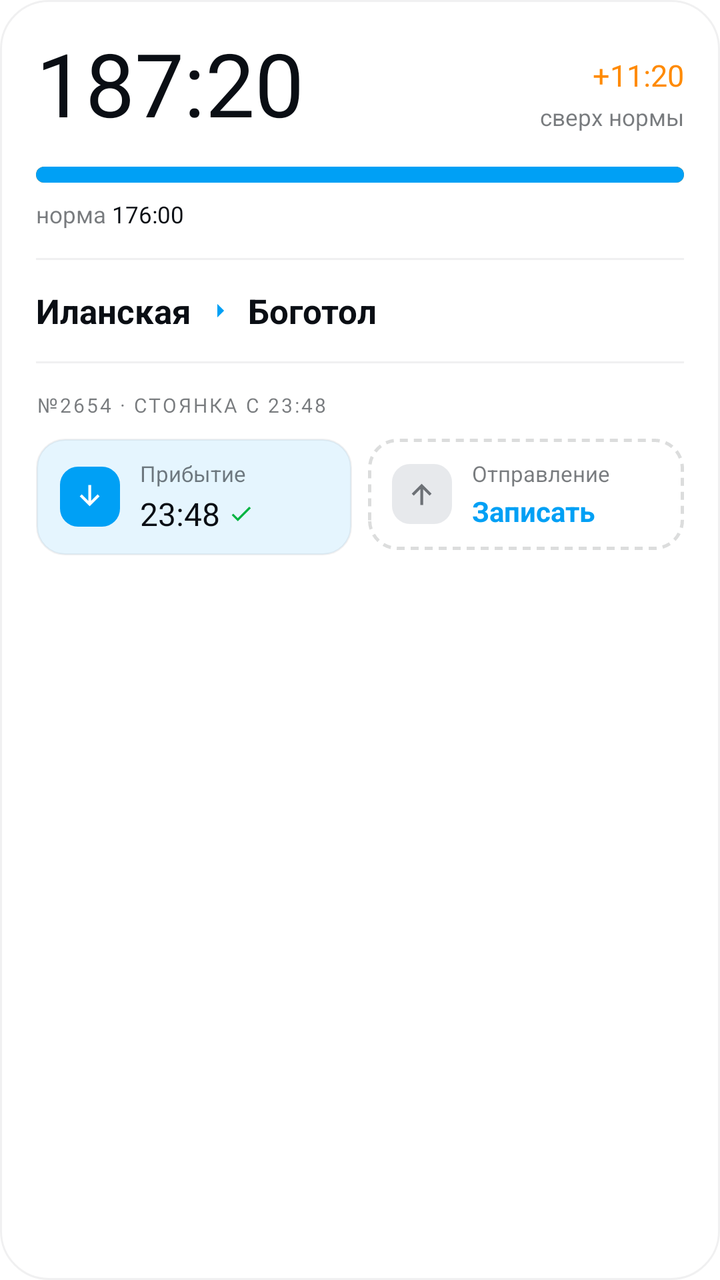
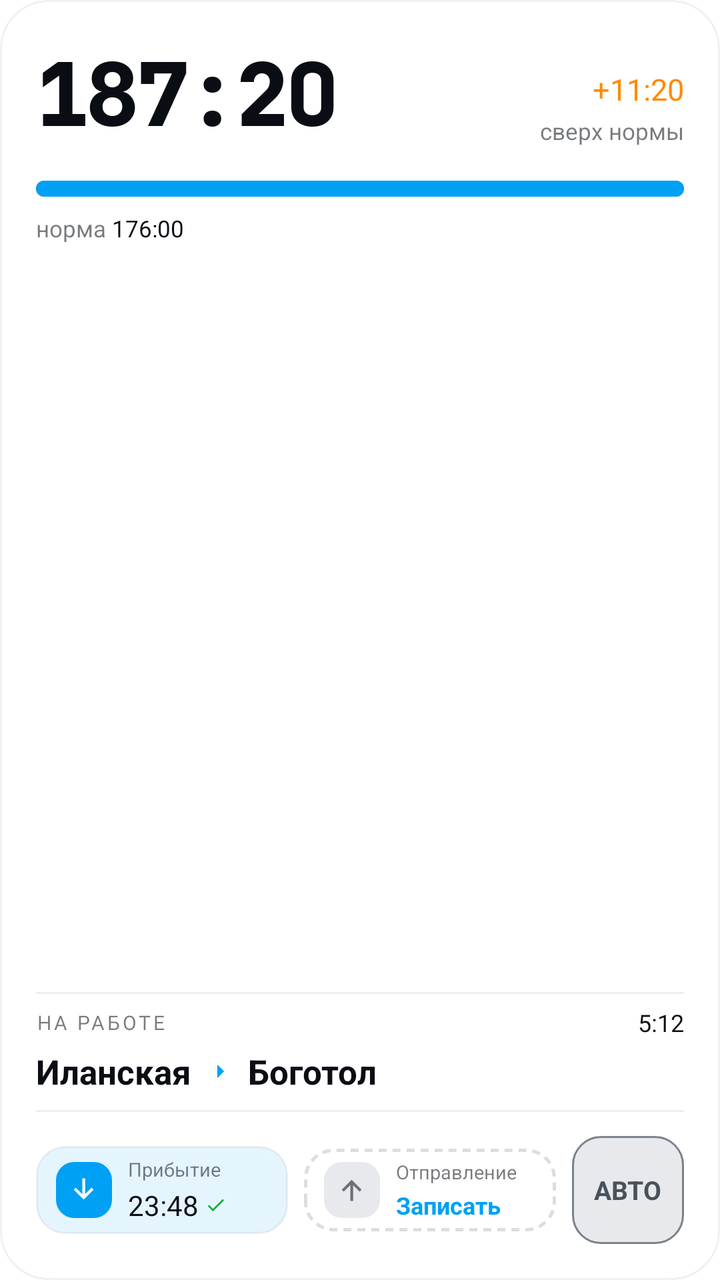

Before-and-after screenshots of an Android layout around one commit, followed by the original layout XML and the change that was made.
<!-- AndroidManifest.xml: application theme Theme.LocoDriver -->
<!-- res/layout/widget_preview.xml -->
<?xml version="1.0" encoding="utf-8"?>
<LinearLayout xmlns:android="http://schemas.android.com/apk/res/android"
    android:layout_width="match_parent"
    android:layout_height="match_parent"
    android:orientation="vertical"
    android:background="@drawable/widget_card_bg"
    android:padding="18dp">

    
    <LinearLayout
        android:layout_width="match_parent"
        android:layout_height="wrap_content"
        android:orientation="horizontal"
        android:gravity="bottom">

        <TextView
            android:layout_width="0dp"
            android:layout_weight="1"
            android:layout_height="wrap_content"
            android:text="187:20"
            android:fontFamily="@font/jetbrains_mono_extrabold"
            android:textColor="@color/widget_text"
            android:textSize="44sp"
            android:includeFontPadding="false" />

        <LinearLayout
            android:layout_width="wrap_content"
            android:layout_height="wrap_content"
            android:orientation="vertical"
            android:gravity="end"
            android:paddingBottom="3dp">

            <TextView
                android:layout_width="wrap_content"
                android:layout_height="wrap_content"
                android:text="+11:20"
                android:fontFamily="@font/jetbrains_mono_bold"
                android:textColor="@color/widget_warning"
                android:textSize="15sp"
                android:layout_gravity="end" />

            <TextView
                android:layout_width="wrap_content"
                android:layout_height="wrap_content"
                android:text="сверх нормы"
                android:textColor="@color/widget_text_muted"
                android:textSize="11.5sp"
                android:layout_marginTop="3dp"
                android:layout_gravity="end" />
        </LinearLayout>
    </LinearLayout>

    <ProgressBar
        style="?android:attr/progressBarStyleHorizontal"
        android:layout_width="match_parent"
        android:layout_height="8dp"
        android:layout_marginTop="14dp"
        android:max="100"
        android:progress="100"
        android:secondaryProgress="100"
        android:progressDrawable="@drawable/widget_norm_progress" />

    <LinearLayout
        android:layout_width="wrap_content"
        android:layout_height="wrap_content"
        android:layout_marginTop="8dp"
        android:orientation="horizontal"
        android:gravity="center_vertical">

        <TextView
            android:layout_width="wrap_content"
            android:layout_height="wrap_content"
            android:text="норма "
            android:textColor="@color/widget_text_muted"
            android:textSize="11.5sp" />

        <TextView
            android:layout_width="wrap_content"
            android:layout_height="wrap_content"
            android:text="176:00"
            android:fontFamily="@font/jetbrains_mono_semibold"
            android:textColor="@color/widget_text"
            android:textSize="11.5sp" />
    </LinearLayout>

    
    <FrameLayout
        android:layout_width="match_parent"
        android:layout_height="1dp"
        android:layout_marginVertical="14dp"
        android:background="@color/widget_card_stroke" />

    
    <LinearLayout
        android:layout_width="match_parent"
        android:layout_height="wrap_content"
        android:orientation="horizontal"
        android:gravity="center_vertical">

        <TextView
            android:layout_width="wrap_content"
            android:layout_height="wrap_content"
            android:text="Иланская"
            android:textColor="@color/widget_text"
            android:textSize="17sp"
            android:textStyle="bold" />

        <ImageView
            android:layout_width="16dp"
            android:layout_height="16dp"
            android:layout_marginHorizontal="6dp"
            android:src="@drawable/widget_ic_arrow_right"
            android:contentDescription="→" />

        <TextView
            android:layout_width="wrap_content"
            android:layout_height="wrap_content"
            android:text="Боготол"
            android:textColor="@color/widget_text"
            android:textSize="17sp"
            android:textStyle="bold" />
    </LinearLayout>

    <FrameLayout
        android:layout_width="match_parent"
        android:layout_height="1dp"
        android:layout_marginVertical="14dp"
        android:background="@color/widget_card_stroke" />

    <TextView
        android:layout_width="match_parent"
        android:layout_height="wrap_content"
        android:text="№2654 · СТОЯНКА С 23:48"
        android:fontFamily="@font/jetbrains_mono_semibold"
        android:textColor="@color/widget_text_muted"
        android:textSize="10sp"
        android:letterSpacing="0.1"
        android:maxLines="1"
        android:layout_marginBottom="10dp" />

    
    <LinearLayout
        android:layout_width="match_parent"
        android:layout_height="wrap_content"
        android:orientation="horizontal">

        
        <LinearLayout
            android:layout_width="0dp"
            android:layout_height="wrap_content"
            android:layout_weight="1"
            android:orientation="horizontal"
            android:gravity="center_vertical"
            android:background="@drawable/widget_stamp_done_bg"
            android:paddingHorizontal="12dp"
            android:paddingVertical="10dp">

            <FrameLayout
                android:layout_width="30dp"
                android:layout_height="30dp"
                android:background="@drawable/widget_stamp_icon_done">

                <ImageView
                    android:layout_width="17dp"
                    android:layout_height="17dp"
                    android:layout_gravity="center"
                    android:src="@drawable/widget_ic_arrow_down_on"
                    android:contentDescription="" />
            </FrameLayout>

            <LinearLayout
                android:layout_width="0dp"
                android:layout_height="wrap_content"
                android:layout_weight="1"
                android:layout_marginStart="10dp"
                android:orientation="vertical">

                <TextView
                    android:layout_width="wrap_content"
                    android:layout_height="wrap_content"
                    android:text="Прибытие"
                    android:textColor="@color/widget_text_muted"
                    android:textSize="11sp"
                    android:maxLines="1" />

                <LinearLayout
                    android:layout_width="wrap_content"
                    android:layout_height="wrap_content"
                    android:orientation="horizontal"
                    android:gravity="center_vertical"
                    android:layout_marginTop="2dp">

                    <TextView
                        android:layout_width="wrap_content"
                        android:layout_height="wrap_content"
                        android:text="23:48"
                        android:fontFamily="@font/jetbrains_mono_bold"
                        android:textColor="@color/widget_text"
                        android:textSize="16sp" />

                    <ImageView
                        android:layout_width="13dp"
                        android:layout_height="13dp"
                        android:layout_marginStart="4dp"
                        android:src="@drawable/widget_ic_check"
                        android:contentDescription="" />
                </LinearLayout>
            </LinearLayout>
        </LinearLayout>

        <FrameLayout
            android:layout_width="8dp"
            android:layout_height="1dp" />

        
        <LinearLayout
            android:layout_width="0dp"
            android:layout_height="wrap_content"
            android:layout_weight="1"
            android:orientation="horizontal"
            android:gravity="center_vertical"
            android:background="@drawable/widget_stamp_active_bg"
            android:paddingHorizontal="12dp"
            android:paddingVertical="10dp">

            <FrameLayout
                android:layout_width="30dp"
                android:layout_height="30dp"
                android:background="@drawable/widget_stamp_icon_pending">

                <ImageView
                    android:layout_width="17dp"
                    android:layout_height="17dp"
                    android:layout_gravity="center"
                    android:src="@drawable/widget_ic_arrow_up"
                    android:contentDescription="" />
            </FrameLayout>

            <LinearLayout
                android:layout_width="0dp"
                android:layout_height="wrap_content"
                android:layout_weight="1"
                android:layout_marginStart="10dp"
                android:orientation="vertical">

                <TextView
                    android:layout_width="wrap_content"
                    android:layout_height="wrap_content"
                    android:text="Отправление"
                    android:textColor="@color/widget_text_muted"
                    android:textSize="11sp"
                    android:maxLines="1" />

                <TextView
                    android:layout_width="wrap_content"
                    android:layout_height="wrap_content"
                    android:text="Записать"
                    android:textColor="@color/widget_accent"
                    android:textSize="14sp"
                    android:textStyle="bold"
                    android:layout_marginTop="2dp"
                    android:maxLines="1" />
            </LinearLayout>
        </LinearLayout>
    </LinearLayout>
</LinearLayout>
<!-- resources referenced by this layout -->
<resources>
  <color name="widget_accent">#FF00A0F5</color>
  <color name="widget_card_stroke">#0F0A0E14</color>
  <color name="widget_text">#FF0A0E14</color>
  <color name="widget_text_muted">#8C0A0E14</color>
  <color name="widget_warning">#FFFF8A00</color>
  <!-- drawable widget_card_bg (drawable) -->
  <?xml version="1.0" encoding="utf-8"?>
  <shape xmlns:android="http://schemas.android.com/apk/res/android"
      android:shape="rectangle">
      <solid android:color="@color/widget_card_bg" />
      <corners android:radius="24dp" />
      <stroke android:width="1dp" android:color="@color/widget_card_stroke" />
  </shape>
  <!-- drawable widget_ic_arrow_right (drawable) -->
  <?xml version="1.0" encoding="utf-8"?>
  <vector xmlns:android="http://schemas.android.com/apk/res/android"
      android:width="24dp"
      android:height="24dp"
      android:viewportWidth="24"
      android:viewportHeight="24"
      android:tint="@color/widget_accent">
      <path
          android:fillColor="#FFFFFFFF"
          android:pathData="M10,17l5,-5 -5,-5v10z" />
  </vector>
  <!-- drawable widget_ic_check (drawable) -->
  <?xml version="1.0" encoding="utf-8"?>
  <vector xmlns:android="http://schemas.android.com/apk/res/android"
      android:width="24dp"
      android:height="24dp"
      android:viewportWidth="24"
      android:viewportHeight="24"
      android:tint="@color/widget_success">
      <path
          android:fillColor="#FFFFFFFF"
          android:pathData="M9,16.17L4.83,12l-1.42,1.41L9,19 21,7l-1.41,-1.41z" />
  </vector>
  <!-- drawable widget_stamp_active_bg (drawable) -->
  <?xml version="1.0" encoding="utf-8"?>
  <shape xmlns:android="http://schemas.android.com/apk/res/android"
      android:shape="rectangle">
      <solid android:color="@android:color/transparent" />
      <corners android:radius="14dp" />
      <stroke
          android:width="1.5dp"
          android:color="@color/widget_border_strong"
          android:dashWidth="4dp"
          android:dashGap="3dp" />
  </shape>
  <!-- drawable widget_stamp_done_bg (drawable) -->
  <?xml version="1.0" encoding="utf-8"?>
  <shape xmlns:android="http://schemas.android.com/apk/res/android"
      android:shape="rectangle">
      <solid android:color="@color/widget_accent_soft" />
      <corners android:radius="14dp" />
      <stroke android:width="1dp" android:color="@color/widget_card_stroke" />
  </shape>
  <!-- drawable widget_stamp_icon_done (drawable) -->
  <?xml version="1.0" encoding="utf-8"?>
  <shape xmlns:android="http://schemas.android.com/apk/res/android"
      android:shape="rectangle">
      <solid android:color="@color/widget_accent" />
      <corners android:radius="9dp" />
  </shape>
  <!-- drawable widget_stamp_icon_pending (drawable) -->
  <?xml version="1.0" encoding="utf-8"?>
  <shape xmlns:android="http://schemas.android.com/apk/res/android"
      android:shape="rectangle">
      <solid android:color="@color/widget_track" />
      <corners android:radius="9dp" />
  </shape>
  <color name="widget_card_bg">#FFFFFFFF</color>
  <color name="widget_accent_ink">#FFFFFFFF</color>
  <color name="widget_success">#FF00B341</color>
  <color name="widget_track">#FFE7E9EC</color>
  <color name="widget_border_strong">#240A0E14</color>
  <color name="widget_accent_soft">#1A00A0F5</color>
  <color name="splash_bg">#FFFFFFFF</color>
  <!-- unchanged entries left out for length: 4 -->
</resources>

<!-- the commit's change to res/layout/widget_preview.xml (unified diff, before → after) -->
@@ -13,21 +13,21 @@
         android:orientation="horizontal"
         android:gravity="bottom">
 
-        <TextView
+        <ImageView
+            android:layout_width="wrap_content"
+            android:layout_height="wrap_content"
+            android:adjustViewBounds="true"
+            android:src="@drawable/widget_preview_metric"
+            android:tint="@color/widget_text"
+            android:contentDescription="Отработано" />
+
+        <LinearLayout
             android:layout_width="0dp"
             android:layout_weight="1"
             android:layout_height="wrap_content"
-            android:text="187:20"
-            android:fontFamily="@font/jetbrains_mono_extrabold"
-            android:textColor="@color/widget_text"
-            android:textSize="44sp"
-            android:includeFontPadding="false" />
-
-        <LinearLayout
-            android:layout_width="wrap_content"
-            android:layout_height="wrap_content"
             android:orientation="vertical"
             android:gravity="end"
+            android:layout_marginStart="12dp"
             android:paddingBottom="3dp">
 
             <TextView
@@ -86,8 +86,14 @@
     
     <FrameLayout
         android:layout_width="match_parent"
+        android:layout_height="0dp"
+        android:layout_weight="1" />
+
+    
+    <FrameLayout
+        android:layout_width="match_parent"
         android:layout_height="1dp"
-        android:layout_marginVertical="14dp"
+        android:layout_marginBottom="6dp"
         android:background="@color/widget_card_stroke" />
 
     
@@ -96,6 +102,34 @@
         android:layout_height="wrap_content"
         android:orientation="horizontal"
         android:gravity="center_vertical">
+
+        <TextView
+            android:layout_width="0dp"
+            android:layout_weight="1"
+            android:layout_height="wrap_content"
+            android:text="НА РАБОТЕ"
+            android:fontFamily="@font/jetbrains_mono_semibold"
+            android:textColor="@color/widget_text_muted"
+            android:textSize="10sp"
+            android:letterSpacing="0.13"
+            android:maxLines="1" />
+
+        <TextView
+            android:layout_width="wrap_content"
+            android:layout_height="wrap_content"
+            android:text="5:12"
+            android:fontFamily="@font/jetbrains_mono_bold"
+            android:textColor="@color/widget_text"
+            android:textSize="12sp" />
+    </LinearLayout>
+
+    
+    <LinearLayout
+        android:layout_width="match_parent"
+        android:layout_height="wrap_content"
+        android:orientation="horizontal"
+        android:gravity="center_vertical"
+        android:layout_marginTop="5dp">
 
         <TextView
             android:layout_width="wrap_content"
@@ -103,7 +137,8 @@
             android:text="Иланская"
             android:textColor="@color/widget_text"
             android:textSize="17sp"
-            android:textStyle="bold" />
+            android:textStyle="bold"
+            android:maxLines="1" />
 
         <ImageView
             android:layout_width="16dp"
@@ -118,31 +153,23 @@
             android:text="Боготол"
             android:textColor="@color/widget_text"
             android:textSize="17sp"
-            android:textStyle="bold" />
+            android:textStyle="bold"
+            android:maxLines="1" />
     </LinearLayout>
 
     <FrameLayout
         android:layout_width="match_parent"
         android:layout_height="1dp"
-        android:layout_marginVertical="14dp"
+        android:layout_marginVertical="8dp"
         android:background="@color/widget_card_stroke" />
 
-    <TextView
-        android:layout_width="match_parent"
-        android:layout_height="wrap_content"
-        android:text="№2654 · СТОЯНКА С 23:48"
-        android:fontFamily="@font/jetbrains_mono_semibold"
-        android:textColor="@color/widget_text_muted"
-        android:textSize="10sp"
-        android:letterSpacing="0.1"
-        android:maxLines="1"
-        android:layout_marginBottom="10dp" />
-
-    
-    <LinearLayout
-        android:layout_width="match_parent"
-        android:layout_height="wrap_content"
-        android:orientation="horizontal">
+    
+    <LinearLayout
+        android:layout_width="match_parent"
+        android:layout_height="wrap_content"
+        android:layout_marginTop="4dp"
+        android:orientation="horizontal"
+        android:gravity="center_vertical">
 
         
         <LinearLayout
@@ -152,12 +179,12 @@
             android:orientation="horizontal"
             android:gravity="center_vertical"
             android:background="@drawable/widget_stamp_done_bg"
-            android:paddingHorizontal="12dp"
-            android:paddingVertical="10dp">
+            android:paddingHorizontal="10dp"
+            android:paddingVertical="5dp">
 
             <FrameLayout
-                android:layout_width="30dp"
-                android:layout_height="30dp"
+                android:layout_width="28dp"
+                android:layout_height="28dp"
                 android:background="@drawable/widget_stamp_icon_done">
 
                 <ImageView
@@ -172,7 +199,7 @@
                 android:layout_width="0dp"
                 android:layout_height="wrap_content"
                 android:layout_weight="1"
-                android:layout_marginStart="10dp"
+                android:layout_marginStart="8dp"
                 android:orientation="vertical">
 
                 <TextView
@@ -180,7 +207,7 @@
                     android:layout_height="wrap_content"
                     android:text="Прибытие"
                     android:textColor="@color/widget_text_muted"
-                    android:textSize="11sp"
+                    android:textSize="9.5sp"
                     android:maxLines="1" />
 
                 <LinearLayout
@@ -196,12 +223,12 @@
                         android:text="23:48"
                         android:fontFamily="@font/jetbrains_mono_bold"
                         android:textColor="@color/widget_text"
-                        android:textSize="16sp" />
+                        android:textSize="14sp" />
 
                     <ImageView
-                        android:layout_width="13dp"
-                        android:layout_height="13dp"
-                        android:layout_marginStart="4dp"
+                        android:layout_width="11dp"
+                        android:layout_height="11dp"
+                        android:layout_marginStart="3dp"
                         android:src="@drawable/widget_ic_check"
                         android:contentDescription="" />
                 </LinearLayout>
@@ -220,12 +247,12 @@
             android:orientation="horizontal"
             android:gravity="center_vertical"
             android:background="@drawable/widget_stamp_active_bg"
-            android:paddingHorizontal="12dp"
-            android:paddingVertical="10dp">
+            android:paddingHorizontal="10dp"
+            android:paddingVertical="5dp">
 
             <FrameLayout
-                android:layout_width="30dp"
-                android:layout_height="30dp"
+                android:layout_width="28dp"
+                android:layout_height="28dp"
                 android:background="@drawable/widget_stamp_icon_pending">
 
                 <ImageView
@@ -240,7 +267,7 @@
                 android:layout_width="0dp"
                 android:layout_height="wrap_content"
                 android:layout_weight="1"
-                android:layout_marginStart="10dp"
+                android:layout_marginStart="8dp"
                 android:orientation="vertical">
 
                 <TextView
@@ -248,7 +275,7 @@
                     android:layout_height="wrap_content"
                     android:text="Отправление"
                     android:textColor="@color/widget_text_muted"
-                    android:textSize="11sp"
+                    android:textSize="9.5sp"
                     android:maxLines="1" />
 
                 <TextView
@@ -256,11 +283,31 @@
                     android:layout_height="wrap_content"
                     android:text="Записать"
                     android:textColor="@color/widget_accent"
-                    android:textSize="14sp"
+                    android:textSize="12sp"
                     android:textStyle="bold"
                     android:layout_marginTop="2dp"
                     android:maxLines="1" />
             </LinearLayout>
         </LinearLayout>
+
+        <FrameLayout
+            android:layout_width="8dp"
+            android:layout_height="1dp" />
+
+        
+        <FrameLayout
+            android:layout_width="56dp"
+            android:layout_height="54dp"
+            android:background="@drawable/widget_auto_btn_off">
+
+            <TextView
+                android:layout_width="wrap_content"
+                android:layout_height="wrap_content"
+                android:layout_gravity="center"
+                android:text="АВТО"
+                android:textColor="@color/widget_auto_off_fg"
+                android:textSize="13sp"
+                android:textStyle="bold" />
+        </FrameLayout>
     </LinearLayout>
 </LinearLayout>
<!-- resource entries referenced after the edit -->
@@ -1,10 +1,21 @@
 <!-- resources referenced by this layout -->
 <resources>
   <color name="widget_accent">#FF00A0F5</color>
+  <color name="widget_auto_off_fg">#FF4A515A</color>
   <color name="widget_card_stroke">#0F0A0E14</color>
   <color name="widget_text">#FF0A0E14</color>
   <color name="widget_text_muted">#8C0A0E14</color>
   <color name="widget_warning">#FFFF8A00</color>
+  <!-- drawable widget_auto_btn_off (drawable) -->
+  <?xml version="1.0" encoding="utf-8"?>
+  <shape xmlns:android="http://schemas.android.com/apk/res/android"
+      android:shape="rectangle">
+      <solid android:color="@color/widget_auto_off_bg" />
+      <corners android:radius="14dp" />
+      <stroke
+          android:width="1dp"
+          android:color="@color/widget_auto_off_border" />
+  </shape>
   <!-- drawable widget_card_bg (drawable) -->
   <?xml version="1.0" encoding="utf-8"?>
   <shape xmlns:android="http://schemas.android.com/apk/res/android"
@@ -37,6 +48,7 @@
           android:fillColor="#FFFFFFFF"
           android:pathData="M9,16.17L4.83,12l-1.42,1.41L9,19 21,7l-1.41,-1.41z" />
   </vector>
+  <!-- drawable widget_preview_metric: png bitmap (drawable-xxhdpi, 7326 bytes) -->
   <!-- drawable widget_stamp_active_bg (drawable) -->
   <?xml version="1.0" encoding="utf-8"?>
   <shape xmlns:android="http://schemas.android.com/apk/res/android"
@@ -71,6 +83,8 @@
       <solid android:color="@color/widget_track" />
       <corners android:radius="9dp" />
   </shape>
+  <color name="widget_auto_off_bg">#FFE7E9EC</color>
+  <color name="widget_auto_off_border">#FF7A828B</color>
   <color name="widget_card_bg">#FFFFFFFF</color>
   <color name="widget_accent_ink">#FFFFFFFF</color>
   <color name="widget_success">#FF00B341</color>
